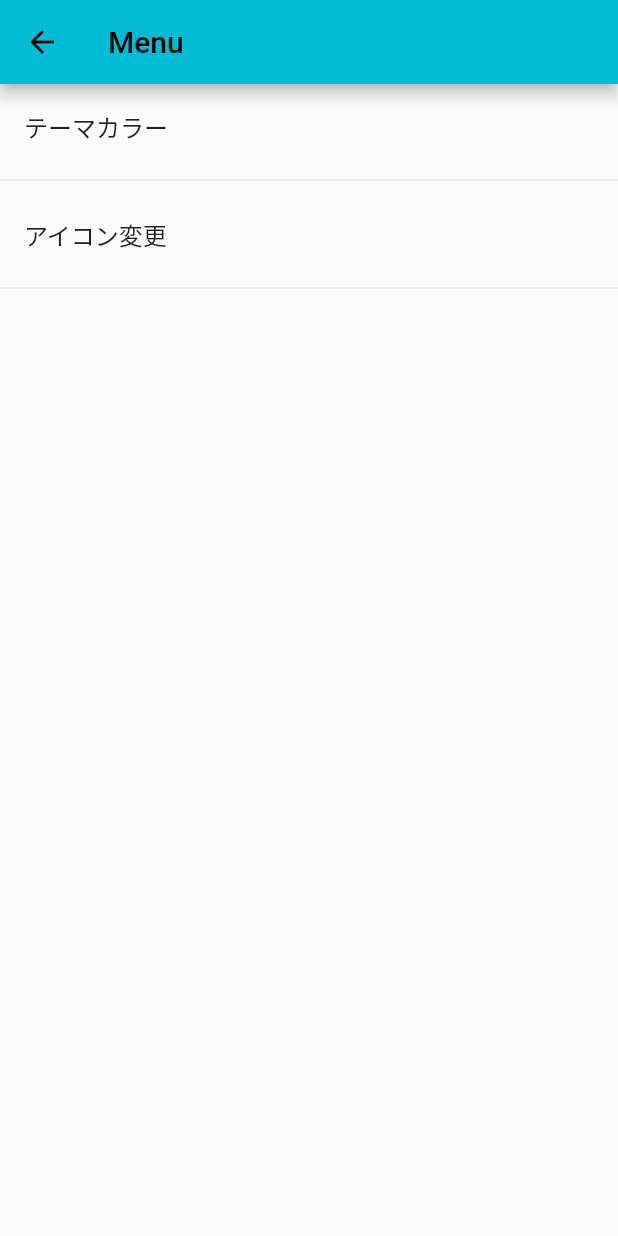
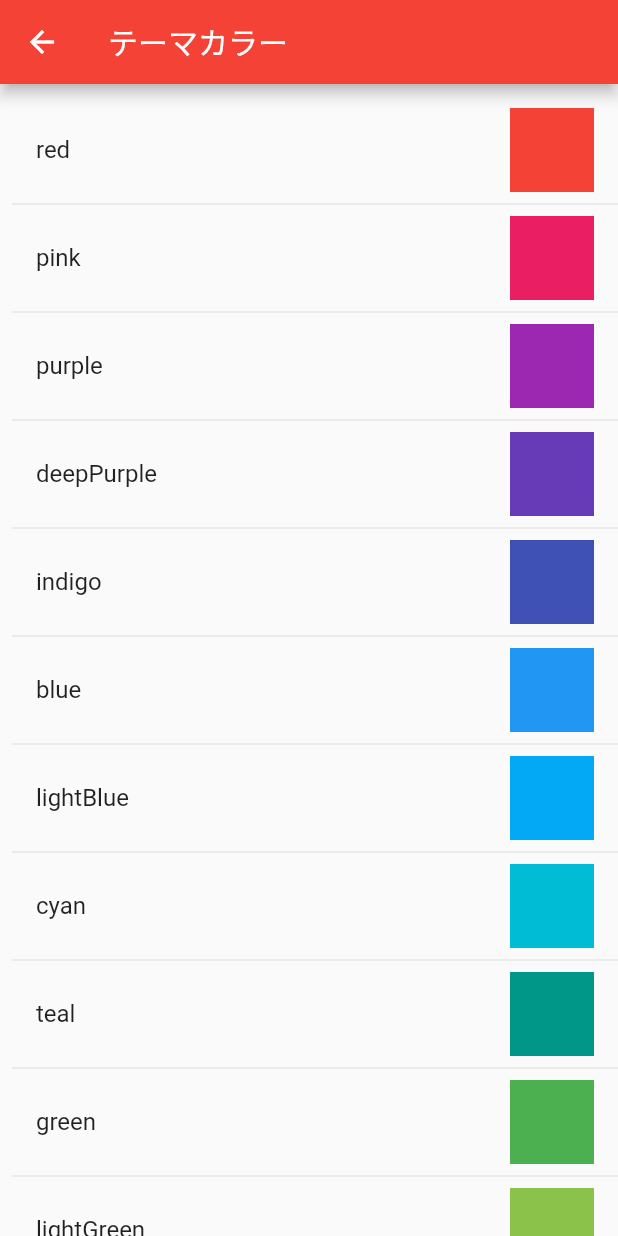
Before and after one commit to Keisuke2162/todo_list_app, a Flutter app: the SettingMenuView screen opened directly, after a tap on "テーマカラー", on a phone screen of 412 x 824 dp. Run offline on Flutter 3.47's test engine with Material 2 defaults, Android fonts, the phone set to English and light mode, and no system bars; our stand-ins replace cloud_firestore, firebase_auth, firebase_core; missing offline and left inert: admob_flutter; accounts and stored records are empty; network calls fail; Roboto replaces fonts that are missing (OpenSansCondensed).

Commit message:
テーマカラー選択ページの作成

```diff
--- a/lib/service/parent_task_service.dart
+++ b/lib/service/parent_task_service.dart
@@ -19,6 +19,7 @@ class ParentTask {
   }
 
   Map<String, dynamic> toMap() {
+
     var map = <String, dynamic>{};
     map['title'] = _title;
     map['createdAt'] = _createdAt;
--- /dev/null
+++ b/lib/theme_type.dart
@@ -0,0 +1,49 @@
+import 'package:flutter/material.dart';
+
+/*
+enum ColorType {
+  blue,
+  red,
+  yellow,
+}
+
+extension ColorTypeExtension on ColorType {
+  static final typeNames = {
+    ColorType.blue: 'blue',
+    ColorType.red: 'red'
+  };
+}
+
+ */
+
+
+
+// テーマカラーの一覧
+class ThemeColor {
+  String name;
+  Color color;
+
+  ThemeColor(this.name, this.color);
+}
+
+List<ThemeColor> themeColors = [
+  ThemeColor('red', Colors.red),
+  ThemeColor('pink', Colors.pink),
+  ThemeColor('purple', Colors.purple),
+  ThemeColor('deepPurple', Colors.deepPurple),
+  ThemeColor('indigo', Colors.indigo),
+  ThemeColor('blue', Colors.blue),
+  ThemeColor('lightBlue', Colors.lightBlue),
+  ThemeColor('cyan', Colors.cyan),
+  ThemeColor('teal', Colors.teal),
+  ThemeColor('green', Colors.green),
+  ThemeColor('lightGreen', Colors.lightGreen),
+  ThemeColor('lime', Colors.lime),
+  ThemeColor('yellow', Colors.yellow),
+  ThemeColor('amber', Colors.amber),
+  ThemeColor('orange', Colors.orange),
+  ThemeColor('deepOrange', Colors.deepOrange),
+  ThemeColor('brown', Colors.brown),
+  ThemeColor('grey', Colors.grey),
+  ThemeColor('blueGrey', Colors.blueGrey),
+];
--- a/lib/user_data.dart
+++ b/lib/user_data.dart
@@ -1,3 +1,4 @@
+import 'package:check_list_app/view/theme_color_page.dart';
 import 'package:flutter/material.dart';
 
 class AppSettings extends ChangeNotifier {
@@ -5,22 +6,23 @@ class AppSettings extends ChangeNotifier {
   // 設定データ
 
   // テーマカラー
-  MaterialColor mainColor = Colors.cyan;
+  Color mainColor = Colors.red;
 
   // アプリアイコン
 
   // フォント
 }
 
-class TestData {
 
+// 設定メニューの一覧
+class MenuData {
+  String title;
+  Widget page;
+
+  MenuData(this.title, this.page);
 }
 
-class MenuData {
-  String title;
-  // Widget page;
-
-  MenuData(this.title);
-}
-
-List<MenuData> menuList = [MenuData('テーマカラー'), MenuData('アイコン変更')];
+List<MenuData> menuList = [
+  MenuData('テーマカラー', ThemeColorPage()),
+  MenuData('アイコン変更', ThemeColorPage())
+];
--- a/lib/view/setting_menu_view.dart
+++ b/lib/view/setting_menu_view.dart
@@ -1,3 +1,4 @@
+import 'package:flutter/cupertino.dart';
 import 'package:flutter/material.dart';
 import 'package:check_list_app/user_data.dart';
 
@@ -20,8 +21,13 @@ class SettingMenuView extends StatelessWidget {
               children: [
                 ListTile(
                   title: Text(menuList[index].title),
-                  onTap: () => {
-
+                  onTap: () {
+                    Navigator.push(
+                      context,
+                      CupertinoPageRoute(
+                        builder: (context) => menuList[index].page
+                      )
+                    );
                   },
                 ),
                 Divider(),
--- /dev/null
+++ b/lib/view/theme_color_page.dart
@@ -0,0 +1,47 @@
+import 'package:check_list_app/theme_type.dart';
+import 'package:flutter/material.dart';
+
+class ThemeColorPage extends StatefulWidget {
+
+  @override
+  _ThemeColorPage createState() => _ThemeColorPage();
+}
+
+class _ThemeColorPage extends State<ThemeColorPage> {
+
+  @override
+  Widget build(BuildContext context) {
+    return Scaffold(
+      appBar: AppBar(
+        title: Text("テーマカラー"),
+      ),
+      body: Padding(
+        padding: EdgeInsets.only(top: 16, left: 8),
+        child: ListView.builder(
+          itemExtent: 72.0,
+          itemCount: themeColors.length,
+          itemBuilder: (BuildContext context, int index) {
+            return Column(
+              children: [
+                Container(
+                  // color: themeColors[index].color,
+                  child: ListTile(
+                    trailing: Container(
+                      width: 56.0,
+                      color: themeColors[index].color,
+                    ),
+                    title: Text(themeColors[index].name),
+                    onTap: () => {
+
+                    },
+                  ),
+                ),
+                Divider(),
+              ],
+            );
+          },
+        ),
+      ),
+    );
+  }
+}
--- a/pubspec.yaml
+++ b/pubspec.yaml
@@ -21,6 +21,7 @@ dependencies:
   flutter_launcher_icons: ^0.9.2
   keyboard_actions: ^3.4.6
   google_fonts: ^2.2.0
+  shared_preferences: ^2.0.12
 
 dev_dependencies:
   flutter_test:
```
Also changed, not shown: lib/view/thema_color_page.dart (deleted), pubspec.lock.
